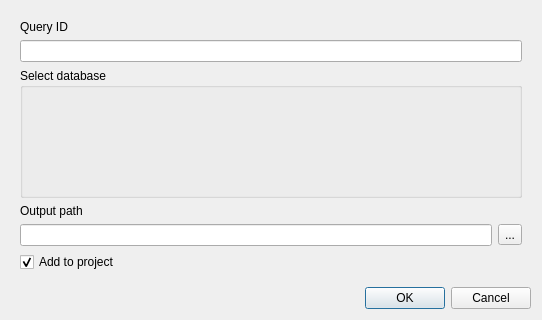
First picture: the form in src/plugins/external_tool_support/src/blast_plus/BlastDBCmdDialog.ui, repository violethaze74/ugene, before the edit.
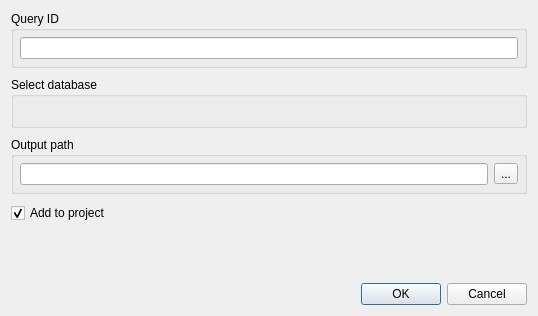
Second picture: the form after the edit.

Commit message: UGENE-4775. Check all BLAST dialogs layouts and set correct size constraints.

```diff
--- a/src/plugins/external_tool_support/src/blast_plus/BlastDBCmdDialog.ui
+++ b/src/plugins/external_tool_support/src/blast_plus/BlastDBCmdDialog.ui
@@ -7,7 +7,7 @@
     <x>0</x>
     <y>0</y>
     <width>538</width>
-    <height>300</height>
+    <height>316</height>
    </rect>
   </property>
   <property name="sizePolicy">
@@ -31,77 +31,54 @@
   <property name="windowTitle">
    <string>Fetch Sequences from BLAST Database</string>
   </property>
-  <layout class="QVBoxLayout" name="verticalLayout">
-   <property name="sizeConstraint">
-    <enum>QLayout::SetMinAndMaxSize</enum>
+  <layout class="QGridLayout" name="gridLayout">
+   <property name="spacing">
+    <number>9</number>
    </property>
-   <item>
-    <widget class="QWidget" name="inputData" native="true">
-     <property name="sizePolicy">
-      <sizepolicy hsizetype="Preferred" vsizetype="MinimumExpanding">
-       <horstretch>0</horstretch>
-       <verstretch>0</verstretch>
-      </sizepolicy>
-     </property>
-     <property name="minimumSize">
-      <size>
-       <width>520</width>
-       <height>270</height>
-      </size>
-     </property>
-     <layout class="QVBoxLayout" name="verticalLayout_2">
-      <property name="sizeConstraint">
-       <enum>QLayout::SetDefaultConstraint</enum>
-      </property>
-      <item>
-       <widget class="QLabel" name="label">
-        <property name="text">
+   <item row="0" column="0">
+    <widget class="QGroupBox" name="groupBox">
+     <property name="title">
          <string>Query ID</string>
         </property>
-       </widget>
-      </item>
+     <layout class="QHBoxLayout" name="horizontalLayout">
+      <property name="leftMargin">
+       <number>6</number>
+      </property>
+      <property name="topMargin">
+       <number>6</number>
+      </property>
+      <property name="rightMargin">
+       <number>6</number>
+      </property>
+      <property name="bottomMargin">
+       <number>6</number>
+      </property>
       <item>
        <widget class="QLineEdit" name="queryIdEdit"/>
       </item>
-      <item>
-       <widget class="QGroupBox" name="dbSelectorWidget">
-        <property name="sizePolicy">
-         <sizepolicy hsizetype="MinimumExpanding" vsizetype="MinimumExpanding">
-          <horstretch>0</horstretch>
-          <verstretch>0</verstretch>
-         </sizepolicy>
-        </property>
-        <property name="title">
-         <string>Select database</string>
-        </property>
-        <layout class="QVBoxLayout" name="verticalLayout_10">
-         <property name="spacing">
-          <number>0</number>
-         </property>
-         <property name="leftMargin">
-          <number>10</number>
-         </property>
-         <property name="topMargin">
-          <number>0</number>
-         </property>
-         <property name="rightMargin">
-          <number>10</number>
-         </property>
-         <property name="bottomMargin">
-          <number>0</number>
-         </property>
-        </layout>
-       </widget>
-      </item>
-      <item>
-       <widget class="QLabel" name="label_3">
-        <property name="text">
+     </layout>
+     <zorder>queryIdEdit</zorder>
+     <zorder>queryIdEdit</zorder>
+    </widget>
+   </item>
+   <item row="2" column="0">
+    <widget class="QGroupBox" name="">
+     <property name="title">
          <string>Output path</string>
         </property>
-       </widget>
-      </item>
-      <item>
        <layout class="QHBoxLayout" name="horizontalLayout_2">
+      <property name="leftMargin">
+       <number>6</number>
+      </property>
+      <property name="topMargin">
+       <number>6</number>
+      </property>
+      <property name="rightMargin">
+       <number>6</number>
+      </property>
+      <property name="bottomMargin">
+       <number>6</number>
+      </property>
         <item>
          <widget class="QLineEdit" name="outputPathLineEdit">
           <property name="readOnly">
@@ -117,8 +94,16 @@
          </widget>
         </item>
        </layout>
-      </item>
-      <item>
+    </widget>
+   </item>
+   <item row="5" column="0">
+    <widget class="QDialogButtonBox" name="buttonBox">
+     <property name="standardButtons">
+      <set>QDialogButtonBox::Cancel|QDialogButtonBox::Ok</set>
+     </property>
+    </widget>
+   </item>
+   <item row="3" column="0">
        <widget class="QCheckBox" name="addToProjectBox">
         <property name="enabled">
          <bool>true</bool>
@@ -131,15 +116,54 @@
         </property>
        </widget>
       </item>
+   <item row="1" column="0">
+    <widget class="QGroupBox" name="dbSelectorWidget">
+     <property name="sizePolicy">
+      <sizepolicy hsizetype="Expanding" vsizetype="Expanding">
+       <horstretch>0</horstretch>
+       <verstretch>0</verstretch>
+      </sizepolicy>
+     </property>
+     <property name="maximumSize">
+      <size>
+       <width>538</width>
+       <height>100</height>
+      </size>
+     </property>
+     <property name="title">
+      <string>Select database</string>
+     </property>
+     <layout class="QVBoxLayout" name="verticalLayout_10">
+      <property name="spacing">
+       <number>6</number>
+      </property>
+      <property name="leftMargin">
+       <number>6</number>
+      </property>
+      <property name="topMargin">
+       <number>6</number>
+      </property>
+      <property name="rightMargin">
+       <number>6</number>
+      </property>
+      <property name="bottomMargin">
+       <number>6</number>
+      </property>
      </layout>
     </widget>
    </item>
-   <item>
-    <widget class="QDialogButtonBox" name="buttonBox">
-     <property name="standardButtons">
-      <set>QDialogButtonBox::Cancel|QDialogButtonBox::Ok</set>
+   <item row="4" column="0">
+    <spacer name="verticalSpacer">
+     <property name="orientation">
+      <enum>Qt::Vertical</enum>
      </property>
-    </widget>
+     <property name="sizeHint" stdset="0">
+      <size>
+       <width>20</width>
+       <height>10</height>
+      </size>
+     </property>
+    </spacer>
    </item>
   </layout>
  </widget>
```
Left out of the diff: 7 changed lines with no effect on the pictures. Lines whose indentation alone changed are shown as unchanged. The commit also changes 4 other files.
